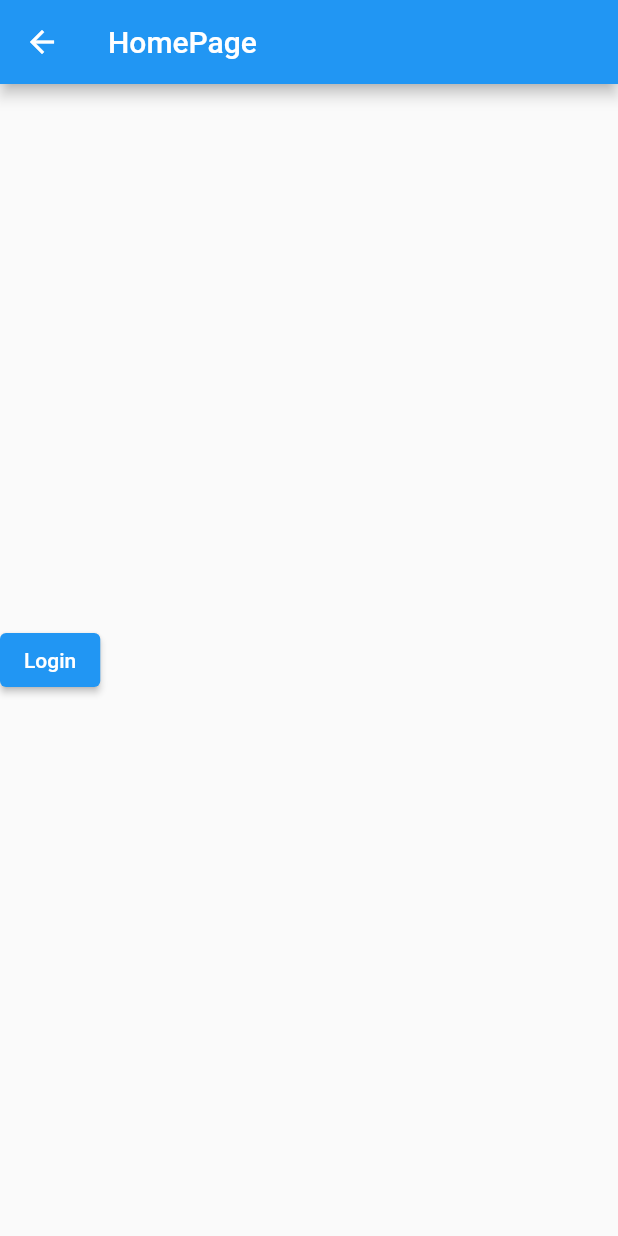
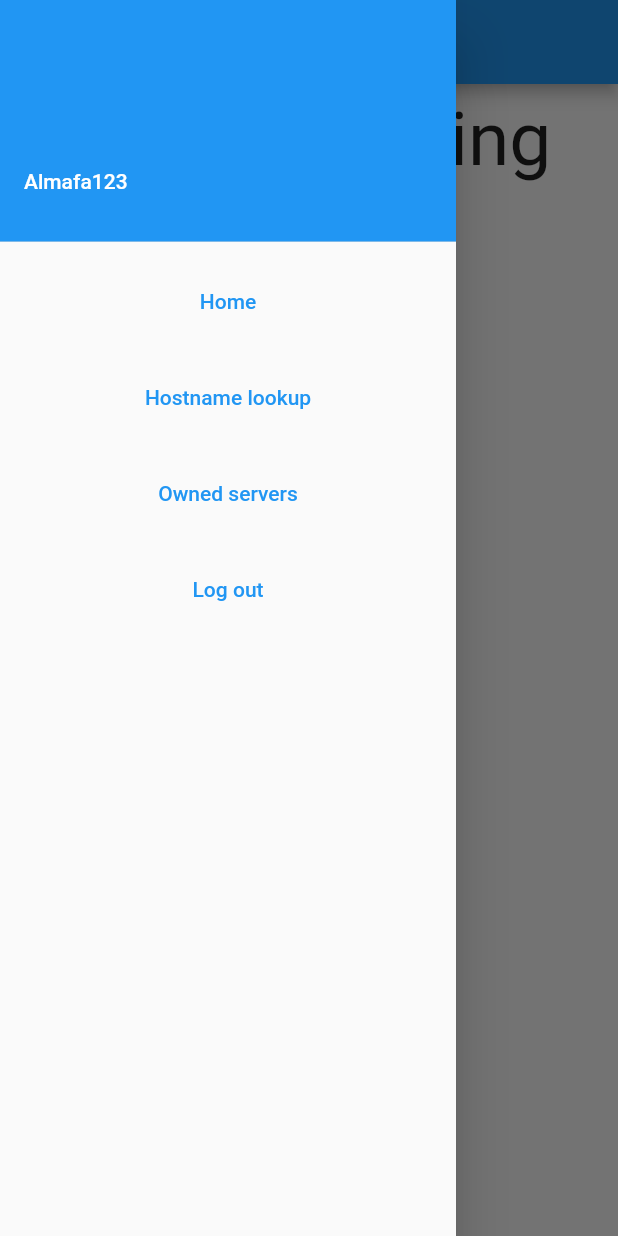
Before and after one commit to medzsikmisi/project_trinity, a Flutter app: the HomePage screen opened by its route, with the side drawer open (before the commit the screen has no drawer), on a phone screen of 412 x 824 dp. Run offline on Flutter 3.47's test engine with Material 2 defaults, Android fonts, the phone set to English and light mode, and no system bars; drawn by our look-alikes of auto_size_text; our stand-ins replace fluttertoast, font_awesome_flutter, get, hive, hive_flutter; accounts and stored records are empty.

Commit message:
Adding host lookup and owned  servers page

```diff
--- /dev/null
+++ b/lib/controllers/lookup_conroller.dart
@@ -0,0 +1,7 @@
+import 'package:flutter/material.dart';
+import 'package:get/get.dart';
+
+class LookupController extends GetxController {
+  Rx<bool?> available = null.obs;
+  Rx<TextEditingController> hostname = TextEditingController().obs;
+}
--- a/lib/main.dart
+++ b/lib/main.dart
@@ -2,7 +2,9 @@ import 'package:flutter/material.dart';
 import 'package:get/get.dart';
 import 'package:hive_flutter/adapters.dart';
 import 'package:project_trinity/screens/home.dart';
+import 'package:project_trinity/screens/host_lookup.dart';
 import 'package:project_trinity/screens/login.dart';
+import 'package:project_trinity/screens/owned_servers.dart';
 import 'package:project_trinity/screens/signup.dart';
 
 Future<void> main() async {
@@ -32,9 +34,11 @@ class MyApp extends StatelessWidget {
         GetPage(name: '/', page: () => const HomePage()),
         GetPage(name: '/login', page: () =>  LoginPage()),
         GetPage(name: '/signup', page: () =>  SignUpPage()),
+        GetPage(name: '/lookup', page: () =>  HostLookupPage()),
+        GetPage(name: '/owned', page: () =>  OwnedServersPage()),
       ],
       enableLog: true,
-      defaultTransition: Transition.fade,
+      defaultTransition: Transition.fadeIn,
       opaqueRoute: Get.isOpaqueRouteDefault,
       popGesture: Get.isPopGestureEnable,
       transitionDuration: Get.defaultDialogTransitionDuration,
--- a/lib/screens/home.dart
+++ b/lib/screens/home.dart
@@ -1,5 +1,9 @@
+import 'package:auto_size_text/auto_size_text.dart';
 import 'package:flutter/material.dart';
 import 'package:get/get.dart';
+import 'package:hive/hive.dart';
+import 'package:project_trinity/widgets/drawer.dart';
+import 'package:project_trinity/widgets/trinity.dart';
 
 class HomePage extends StatelessWidget {
   const HomePage({Key? key}) : super(key: key);
@@ -10,13 +14,10 @@ class HomePage extends StatelessWidget {
         appBar: AppBar(
           title: const Text('HomePage'),
         ),
-        body: Column(
-          mainAxisAlignment: MainAxisAlignment.center,
-          crossAxisAlignment: CrossAxisAlignment.center,
-          children: [
-            ElevatedButton(
-                child: const Text('Login'),
-                onPressed: () => Get.offNamed('/login')),
+        drawer: const CustomDrawer(),
+        body: ListView(
+          children: const [
+            TrinityLogo()
           ],
         ));
   }
--- /dev/null
+++ b/lib/widgets/drawer.dart
@@ -0,0 +1,54 @@
+import 'package:flutter/material.dart';
+import 'package:get/get.dart';
+import 'package:hive/hive.dart';
+
+class CustomDrawer extends StatelessWidget {
+  const CustomDrawer({Key? key}) : super(key: key);
+
+  @override
+  Widget build(BuildContext context) {
+    return Drawer(
+      child: ListView(children: [
+        const UserAccountsDrawerHeader(
+            accountName: Text('Almafa123'), accountEmail: SizedBox.shrink()),
+        Padding(
+          padding: const EdgeInsets.all(8.0),
+          child: TextButton(
+            child: const Text('Home'),
+            onPressed: () async {
+              Get.offNamed('/');
+            },
+          ),
+        ),
+        Padding(
+          padding: const EdgeInsets.all(8.0),
+          child: TextButton(
+            child: const Text('Hostname lookup'),
+            onPressed: () async {
+              Get.offNamed('/lookup');
+            },
+          ),
+        ),
+        Padding(
+          padding: const EdgeInsets.all(8.0),
+          child: TextButton(
+            child: const Text('Owned servers'),
+            onPressed: () async {
+              Get.offNamed('/owned');
+            },
+          ),
+        ),
+        Padding(
+          padding: const EdgeInsets.all(8.0),
+          child: TextButton(
+            child: const Text('Log out'),
+            onPressed: () async {
+              await Hive.deleteFromDisk();
+              Get.offNamed('/login');
+            },
+          ),
+        ),
+      ]),
+    );
+  }
+}
--- /dev/null
+++ b/lib/widgets/trinity.dart
@@ -0,0 +1,33 @@
+import 'package:auto_size_text/auto_size_text.dart';
+import 'package:flutter/material.dart';
+
+class TrinityLogo extends StatelessWidget {
+  const TrinityLogo({Key? key}) : super(key: key);
+
+  @override
+  Widget build(BuildContext context) {
+    return Padding(
+      padding: const EdgeInsets.all(8.0),
+      child: Column(
+        children: [
+          Row(
+            mainAxisAlignment: MainAxisAlignment.center,
+            children: const [
+              AutoSizeText(
+                'Trinity Hosting',
+                style: TextStyle(fontSize: 50),
+              ),
+            ],
+          ),
+          Row(
+            mainAxisAlignment: MainAxisAlignment.center,
+            children: const [
+              AutoSizeText('With the speed of God'),
+            ],
+          )
+        ],
+      ),
+    )
+    ;
+  }
+}
--- a/pubspec.yaml
+++ b/pubspec.yaml
@@ -29,8 +29,14 @@ environment:
 dependencies:
   flutter:
     sdk: flutter
+
+  # ************
+  # DEPENDENCIES
+  # ************
+  auto_size_text: ^3.0.0
   email_validator: ^2.0.1
   get: ^4.6.1
+  fluttertoast: ^8.0.9
   flutter_native_splash: ^2.1.1
   font_awesome_flutter: ^10.1.0
   hive: ^2.1.0
```
Also changed, not shown: lib/screens/host_lookup.dart (added, +48 -0 lines), lib/screens/login.dart (+11 -1 lines), lib/screens/owned_servers.dart (added, +16 -0 lines), lib/screens/signup.dart (+9 -1 lines), pubspec.lock.
